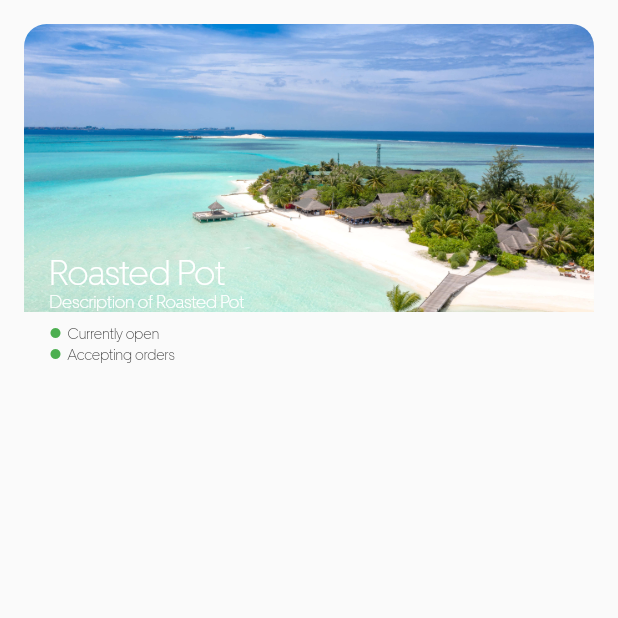
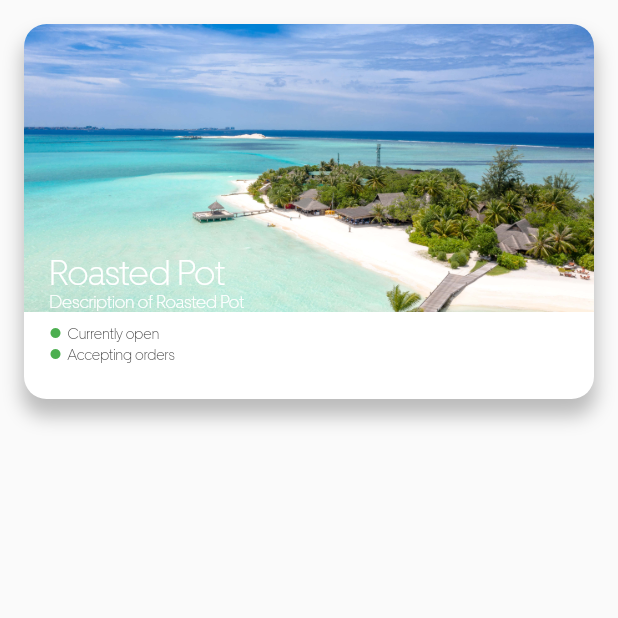
Before and after one commit to Hareesh-Nandigrama/catalogue, a Flutter app: the screen it shows after launch, on a phone screen of 412 x 824 dp, the top half of it. Run offline on Flutter 3.47's test engine with Material 2 defaults, Android fonts, the light colour scheme and no system bars; our stand-ins replace carousel_slider, dotted_border, firebase_auth, firebase_core, google_fonts, image_picker and 1 more; accounts and stored records are empty.

Commit message:
customer card1

```diff
--- a/lib/widgets/admin/customer_food_card.dart
+++ b/lib/widgets/admin/customer_food_card.dart
@@ -5,13 +5,19 @@ class Customercard extends StatelessWidget {
   @override
   Widget build(BuildContext context) {
     return Scaffold(
-        body: Padding(
-          padding: const EdgeInsets.all(16.0),
-          child: Container(
+        body: Container(
+          margin: const EdgeInsets.all(16),
             clipBehavior: Clip.antiAlias,
             decoration:  BoxDecoration(
               borderRadius: BorderRadius.circular(15),
-
+              color: Colors.white,
+                boxShadow: const [
+                BoxShadow(
+                  color: Color.fromRGBO(0, 0, 0, 0.25),
+                  blurRadius: 10,
+                  spreadRadius: 1,
+                  offset: Offset(0, 10),
+                )]
             ),
             height: 250,
             width: double.infinity,
@@ -81,7 +87,6 @@ class Customercard extends StatelessWidget {
               ],
             )
         ),
-        ),
       );
   }
 }
```
Also changed, not shown: 1 other file. Lines whose indentation alone changed are shown as unchanged.
